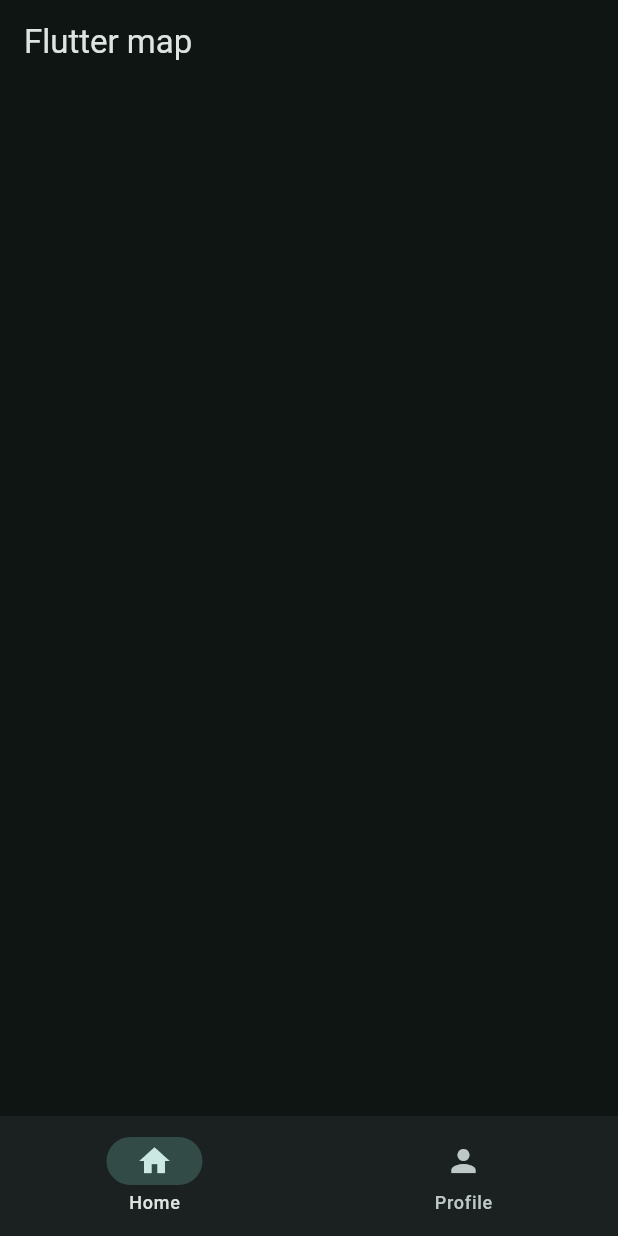
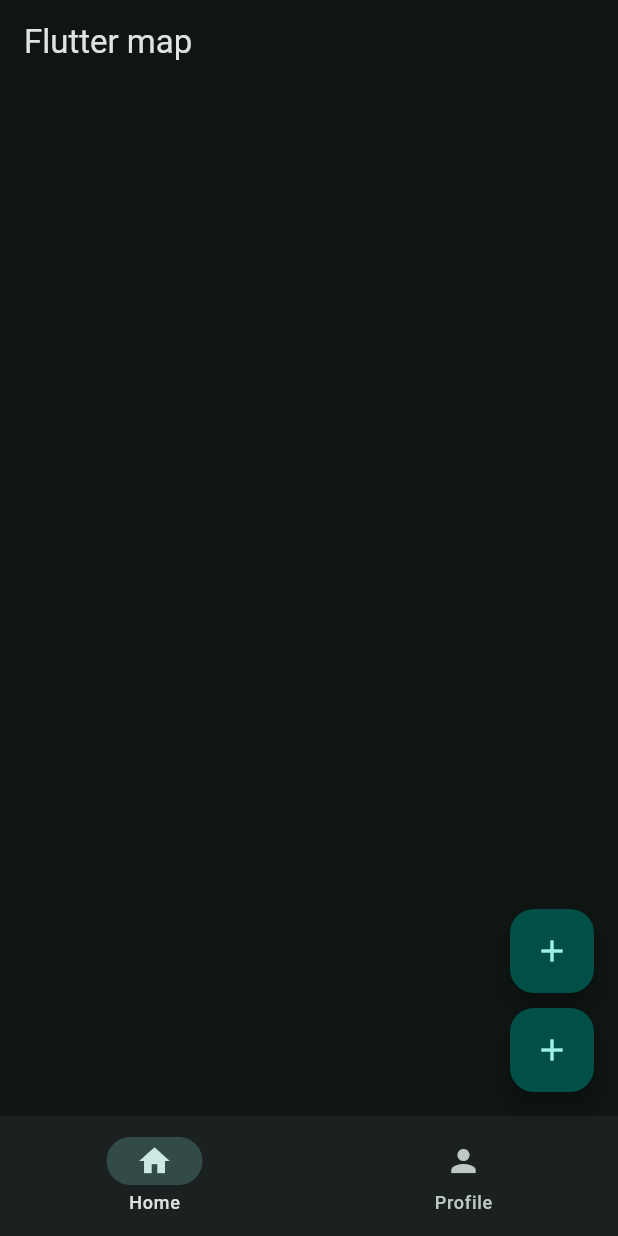
Before and after one commit to LevCey/flutterweb, a Flutter app: the screen it shows after launch, on a phone screen of 412 x 824 dp. Run offline on Flutter 3.47's test engine with Material 3 defaults, Android fonts, the phone set to English and light mode, and no system bars.

Commit message:
floatingActionButton

```diff
--- a/flutter_ultimate/lib/main.dart
+++ b/flutter_ultimate/lib/main.dart
@@ -19,14 +19,20 @@ class MyApp extends StatelessWidget {
       ),
       home: Scaffold(
         appBar: AppBar(title: Text('Flutter map'), centerTitle: false),
+        floatingActionButton: Column(
+          mainAxisAlignment: MainAxisAlignment.end,
+          children: [
+            FloatingActionButton(onPressed: () {}, child: Icon(Icons.add)),
+            SizedBox(height: 10),
+            FloatingActionButton(onPressed: () {}, child: Icon(Icons.add)),
+          ],
+        ),
         bottomNavigationBar: NavigationBar(
           destinations: [
             NavigationDestination(icon: Icon(Icons.home), label: 'Home'),
             NavigationDestination(icon: Icon(Icons.person), label: 'Profile'),
           ],
-          onDestinationSelected: (int value) {
-            print(value);
-          },
+          onDestinationSelected: (int value) {},
           selectedIndex: 0,
         ),
       ),
```
